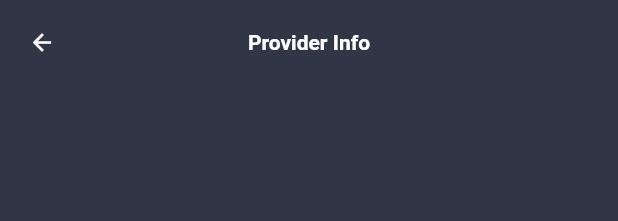
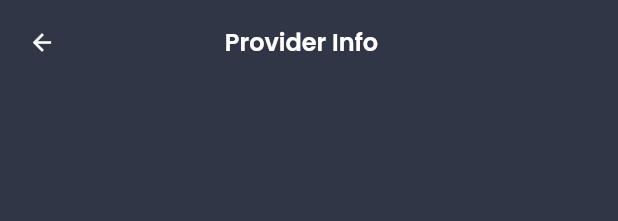
Before and after one commit to abrarhaider001/servicehub, a Flutter app: the CustomAppBar widget shown alone on an empty page, opened directly, on a phone screen of 412 x 824 dp. Shown: the top 221 px of the screen. Run offline on Flutter 3.47's test engine with Material 3 defaults, Android fonts, the phone set to English and light mode, and no system bars; our stand-ins replace cloud_firestore, firebase_auth, firebase_core, flutter_dotenv, get, get_storage and 3 more; missing offline and left inert: dart:html; accounts and stored records are empty.

Commit message:
appbar text theme adjusted

```diff
--- a/lib/core/widgets/custom_app_bar.dart
+++ b/lib/core/widgets/custom_app_bar.dart
@@ -35,7 +35,10 @@ class CustomAppBar extends StatelessWidget implements PreferredSizeWidget {
           colors: [MyColors.primary, MyColors.primary],
         );
     return AppBar(
-      title: Text(title, style: TextStyle(color: titleColor ?? Colors.white)),
+      title: Padding(
+        padding: const EdgeInsets.only(right:10.0),
+        child: Text(title, style: TextStyle(color: titleColor ?? Colors.white, fontSize: 16, fontFamily: 'Poppins')),
+      ),
       leading: showBack
           ? IconButton(
               onPressed: onBack ?? Get.back,
```
